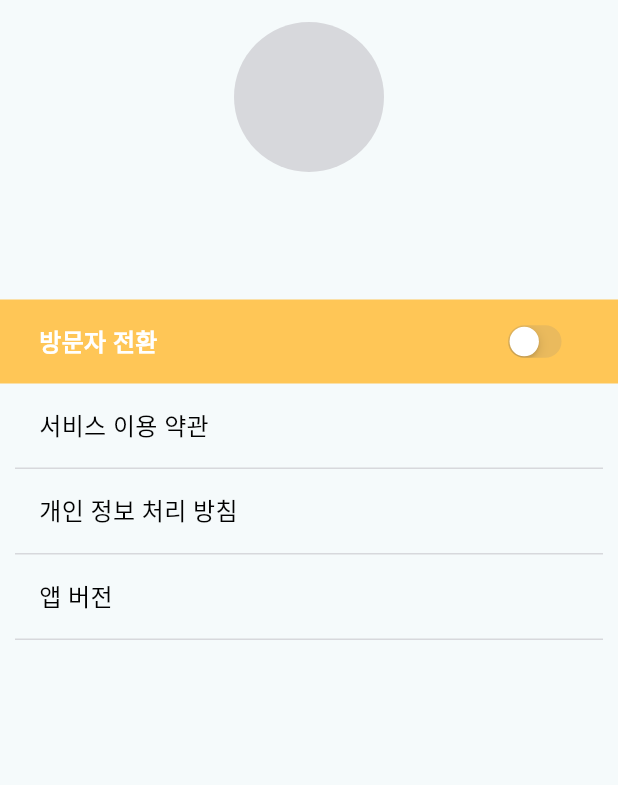
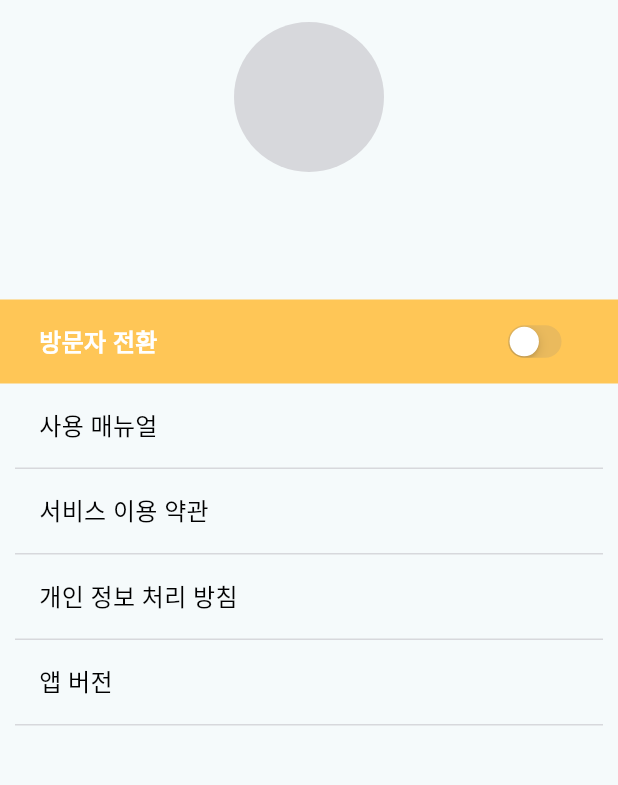
Before and after one commit to BirthdayCafe/Birca_Android, a Flutter app: the HostMyPage screen opened directly, on a phone screen of 412 x 824 dp, the part 62-847 px from its top. Run offline on Flutter 3.47's test engine with Material 3 defaults, Android fonts, the phone set to English and light mode, and no system bars; our stand-ins replace card_swiper, dio, file_picker, flutter_dotenv, flutter_secure_storage, flutter_svg and 4 more; missing offline and left inert: kakao_flutter_sdk; accounts and stored records are empty; Roboto replaces fonts that are missing (Pretendard); project files that could hold a hidden picture were left out.

Commit message:
feature. 사용자 매뉴얼 추가

```diff
--- a/lib/main.dart
+++ b/lib/main.dart
@@ -1,4 +1,5 @@
 import 'package:birca/view/login/login.dart';
+import 'package:birca/view/manual/host_manual_1.dart';
 import 'package:birca/viewModel/birthday_cafe_view_model.dart';
 import 'package:birca/viewModel/host_home_view_model.dart';
 import 'package:birca/viewModel/host_my_cafe_view_model.dart';
--- a/lib/view/host/host_home.dart
+++ b/lib/view/host/host_home.dart
@@ -108,6 +108,7 @@ class _HostHome extends State<HostHome> {
                                       style: TextStyle(
                                         color: Palette.primary,
                                         fontSize: 20,
+                                        fontWeight: FontWeight.w700,
                                         decoration: TextDecoration.none,
                                         fontFamily: 'Pretendard',
                                       ),
--- a/lib/view/host/host_my_cafe_edit.dart
+++ b/lib/view/host/host_my_cafe_edit.dart
@@ -901,7 +901,7 @@ class _HostCafeEdit extends State<HostCafeEdit> {
                         HostMyCafeDetail(cafeID: widget.cafeID)));
           },
           child: BircaOutLinedButton(
-            text: '편집완료',
+            text: '등록하기',
             radiusColor: Colors.white,
             backgroundColor: Colors.white,
             width: 128,
--- a/lib/view/host/host_mypage.dart
+++ b/lib/view/host/host_mypage.dart
@@ -1,3 +1,4 @@
+import 'package:birca/view/manual/host_manual_1.dart';
 import 'package:birca/view/onboarding/select_favorite_artist_screen.dart';
 import 'package:birca/viewModel/mypage_view_model.dart';
 import 'package:birca/widgets/bottom_nav_visitor.dart';
@@ -172,6 +173,35 @@ class _HostMyPage extends State<HostMyPage> {
                     ],
                   ),
                 ),
+
+                GestureDetector(
+                  child: Container(
+                    padding: const EdgeInsets.only(
+                        top: 16, bottom: 16, left: 26, right: 26),
+                    width: double.infinity,
+                    child: const Text(
+                      '사용 매뉴얼',
+                      style: TextStyle(
+                          fontSize: 16,
+                          fontWeight: FontWeight.w500,
+                          fontFamily: 'Pretendard',
+                          color: Colors.black),
+                    ),
+                  ),
+                  onTap: () {
+                    Navigator.pushReplacement(
+                      context,
+                      MaterialPageRoute(builder: (context) => const HostManual1()),
+                    );
+                  },
+                ),
+                Container(
+                  margin: const EdgeInsets.only(left: 10, right: 10),
+                  height: 1,
+                  width: double.infinity,
+                  color: Palette.gray03,
+                ),
+
                 GestureDetector(
                   child: Container(
                     padding: const EdgeInsets.only(
--- a/lib/view/owner/owner_home.dart
+++ b/lib/view/owner/owner_home.dart
@@ -6,6 +6,8 @@ import 'package:birca/viewModel/owner_home_view_model.dart';
 import 'package:flutter/material.dart';
 import 'package:flutter_svg/svg.dart';
 import 'package:provider/provider.dart';
+
+import '../manual/owner_manual_1.dart';
 
 class OwnerHome extends StatefulWidget {
   const OwnerHome({super.key});
--- a/lib/view/owner/owner_request_detail.dart
+++ b/lib/view/owner/owner_request_detail.dart
@@ -41,8 +41,6 @@ class _OwnerRequestDetail extends State<OwnerRequestDetail> {
           scrolledUnderElevation: 0,
           leading: IconButton(
               onPressed: () {
-                Provider.of<OwnerHomeViewModel>(context, listen: false)
-                    .getOwnerHome("RENTAL_PENDING");
                 Navigator.pop(context);
               },
               icon: SvgPicture.asset('lib/assets/image/ic_back.svg')),
--- a/lib/view/visitor/visitor_favorite.dart
+++ b/lib/view/visitor/visitor_favorite.dart
@@ -79,9 +79,9 @@ class _VisitorFavorite extends State<VisitorFavorite> {
                               borderRadius: BorderRadius.circular(10),
                               boxShadow: [
                                 BoxShadow(
-                                  color: Colors.grey.withOpacity(0.1), // 그림자 색상
-                                  spreadRadius: 1, // 그림자 확산 정도
-                                  blurRadius: 1, // 그림자의 흐림 정도
+                                  color: Colors.grey.withOpacity(0.3), // 그림자 색상
+                                  spreadRadius: 2, // 그림자 확산 정도
+                                  blurRadius: 2, // 그림자의 흐림 정도
                                   // offset: Offset(0, 3), // 그림자의 위치 조절 (가로, 세로)
                                 ),
                               ],
--- a/lib/widgets/bottom_nav_visitor.dart
+++ b/lib/widgets/bottom_nav_visitor.dart
@@ -39,7 +39,7 @@ class _BottomNavVisitor extends State<BottomNavVisitor> {
 
         items: const [
           BottomNavigationBarItem(icon: Icon(Icons.home_filled,size: 30,) ,label:'홈' ),
-          BottomNavigationBarItem(icon: Icon(Icons.favorite,size: 30) ,label:'찜한 카페' ),
+          BottomNavigationBarItem(icon: Icon(Icons.favorite,size: 30) ,label:'찜' ),
           BottomNavigationBarItem(icon: Icon(Icons.perm_identity,size: 30) ,label:'마이페이지' ),],
 
           // BottomNavigationBarItem(icon:SvgPicture.asset('lib/assets/image/img_bottom_nav_cafe_tour.svg') ,label:'카페 투어' ),
```
Also changed, not shown: lib/view/host/host_request.dart (+8 -8 lines), lib/view/onboarding/onboarding_host_complete.dart (+7 -10 lines), lib/view/onboarding/onboarding_visitor_complete.dart (+7 -11 lines), lib/view/owner/owner_mypage.dart (+29 -0 lines), lib/view/owner/owner_schedule_add.dart (+8 -8 lines), lib/view/visitor/visitor_mypage.dart (+30 -1 lines).
